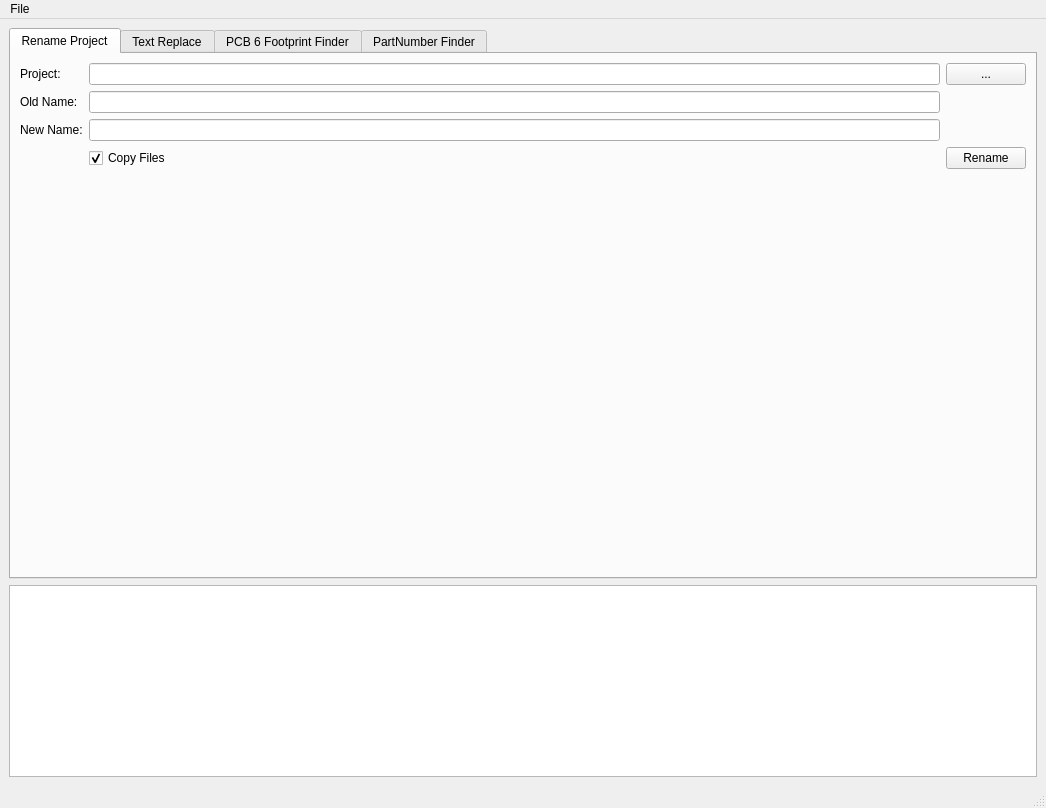
This is res/mainwindow.ui in computergeek1507/KicadHelper as Qt 5 draws it before an edit. The edited form follows.
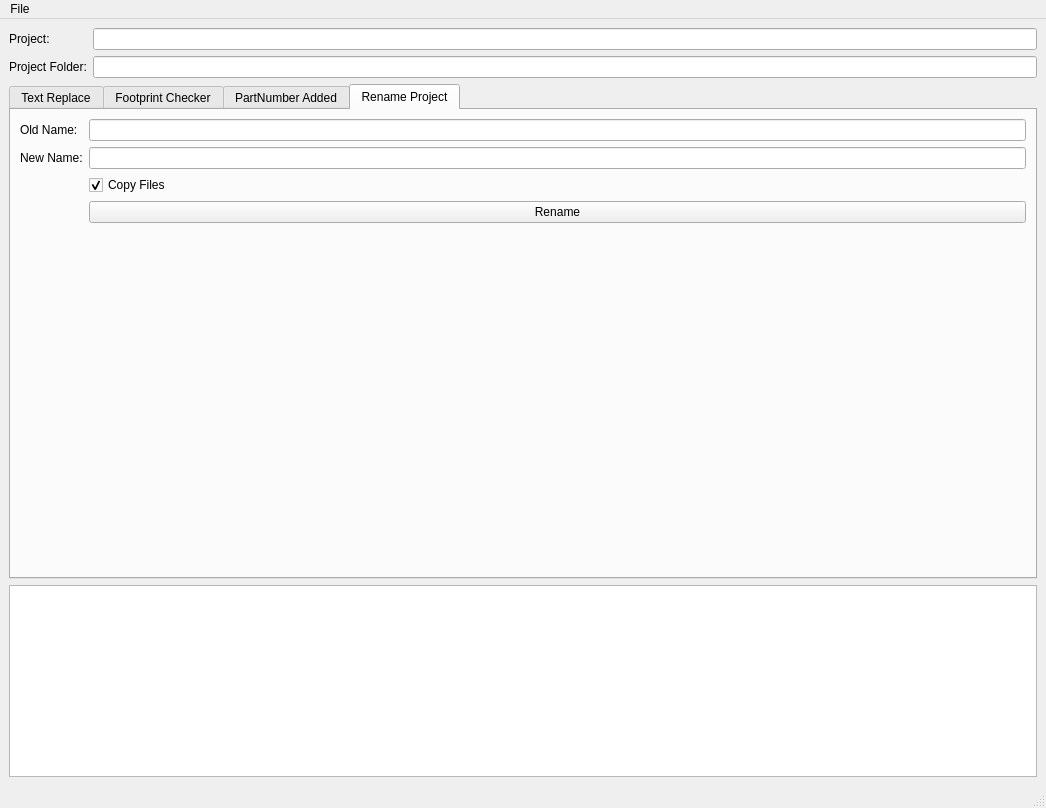
This is the edited form. The open tabs and pages were chosen to show the change. Icons and pictures are not drawn.

Commit message: Added Library Checker, Text replace works with multiple files, updated text replace parser to show lines being updated

```diff
--- a/res/mainwindow.ui
+++ b/res/mainwindow.ui
@@ -18,96 +18,44 @@
     <normaloff>:/KicadHelper/kicad.png</normaloff>:/KicadHelper/kicad.png</iconset>
   </property>
   <widget class="QWidget" name="centralwidget">
-   <layout class="QGridLayout" name="gridLayout">
-    <item row="1" column="0">
-     <widget class="QListWidget" name="lwLogs">
-      <property name="sizePolicy">
-       <sizepolicy hsizetype="Expanding" vsizetype="Minimum">
-        <horstretch>0</horstretch>
-        <verstretch>0</verstretch>
-       </sizepolicy>
-      </property>
-     </widget>
+   <layout class="QVBoxLayout" name="verticalLayout">
+    <item>
+     <layout class="QGridLayout" name="gridLayout">
+      <item row="1" column="0">
+       <widget class="QLabel" name="label_3">
+        <property name="text">
+         <string>Project Folder:</string>
+        </property>
+       </widget>
+      </item>
+      <item row="0" column="1">
+       <widget class="QLineEdit" name="leProject">
+        <property name="readOnly">
+         <bool>true</bool>
+        </property>
+       </widget>
+      </item>
+      <item row="1" column="1">
+       <widget class="QLineEdit" name="leProjectFolder">
+        <property name="readOnly">
+         <bool>true</bool>
+        </property>
+       </widget>
+      </item>
+      <item row="0" column="0">
+       <widget class="QLabel" name="label">
+        <property name="text">
+         <string>Project:</string>
+        </property>
+       </widget>
+      </item>
+     </layout>
     </item>
-    <item row="0" column="0">
+    <item>
      <widget class="QTabWidget" name="tabWidget">
       <property name="currentIndex">
        <number>3</number>
       </property>
-      <widget class="QWidget" name="tabRename">
-       <attribute name="title">
-        <string>Rename Project</string>
-       </attribute>
-       <layout class="QGridLayout" name="gridLayout_5">
-        <item row="3" column="1">
-         <widget class="QCheckBox" name="cbCopyFiles">
-          <property name="text">
-           <string>Copy Files</string>
-          </property>
-          <property name="checked">
-           <bool>true</bool>
-          </property>
-         </widget>
-        </item>
-        <item row="1" column="1">
-         <widget class="QLineEdit" name="leOldName"/>
-        </item>
-        <item row="2" column="0">
-         <widget class="QLabel" name="label_8">
-          <property name="text">
-           <string>New Name:</string>
-          </property>
-         </widget>
-        </item>
-        <item row="0" column="1">
-         <widget class="QLineEdit" name="leProject"/>
-        </item>
-        <item row="2" column="1">
-         <widget class="QLineEdit" name="leNewName"/>
-        </item>
-        <item row="3" column="3">
-         <widget class="QPushButton" name="pbRename">
-          <property name="text">
-           <string>Rename</string>
-          </property>
-         </widget>
-        </item>
-        <item row="0" column="0">
-         <widget class="QLabel" name="label_6">
-          <property name="text">
-           <string>Project:</string>
-          </property>
-         </widget>
-        </item>
-        <item row="1" column="0">
-         <widget class="QLabel" name="label_7">
-          <property name="text">
-           <string>Old Name:</string>
-          </property>
-         </widget>
-        </item>
-        <item row="4" column="3">
-         <spacer name="verticalSpacer_3">
-          <property name="orientation">
-           <enum>Qt::Vertical</enum>
-          </property>
-          <property name="sizeHint" stdset="0">
-           <size>
-            <width>20</width>
-            <height>40</height>
-           </size>
-          </property>
-         </spacer>
-        </item>
-        <item row="0" column="3">
-         <widget class="QPushButton" name="pbProject">
-          <property name="text">
-           <string>...</string>
-          </property>
-         </widget>
-        </item>
-       </layout>
-      </widget>
       <widget class="QWidget" name="tabReplace">
        <attribute name="title">
         <string>Text Replace</string>
@@ -178,7 +126,7 @@
       </widget>
       <widget class="QWidget" name="tabFootprint">
        <attribute name="title">
-        <string>PCB 6 Footprint Finder</string>
+        <string>Footprint Checker</string>
        </attribute>
        <layout class="QGridLayout" name="gridLayout_3">
         <item row="2" column="2">
@@ -188,31 +136,7 @@
           </property>
          </widget>
         </item>
-        <item row="0" column="1">
-         <widget class="QLineEdit" name="lePCB"/>
-        </item>
-        <item row="0" column="0">
-         <widget class="QLabel" name="label_3">
-          <property name="text">
-           <string>PCB:</string>
-          </property>
-         </widget>
-        </item>
-        <item row="0" column="2">
-         <widget class="QPushButton" name="pbFindPCB">
-          <property name="text">
-           <string>...</string>
-          </property>
-         </widget>
-        </item>
-        <item row="1" column="2">
-         <widget class="QPushButton" name="pbReloadLibraries">
-          <property name="text">
-           <string>Reload Libs</string>
-          </property>
-         </widget>
-        </item>
-        <item row="3" column="0" colspan="3">
+        <item row="3" column="0" colspan="2">
          <widget class="QTableWidget" name="twLibraries">
           <attribute name="horizontalHeaderStretchLastSection">
            <bool>true</bool>
@@ -244,48 +168,10 @@
       </widget>
       <widget class="QWidget" name="tabPartNumber">
        <attribute name="title">
-        <string>PartNumber Finder</string>
+        <string>PartNumber Added</string>
        </attribute>
        <layout class="QGridLayout" name="gridLayout_2">
         <item row="0" column="1">
-         <widget class="QLineEdit" name="leProjectFolder"/>
-        </item>
-        <item row="0" column="2">
-         <widget class="QPushButton" name="pbFindProjet">
-          <property name="text">
-           <string>...</string>
-          </property>
-         </widget>
-        </item>
-        <item row="0" column="0">
-         <widget class="QLabel" name="label">
-          <property name="text">
-           <string>Project Folder:</string>
-          </property>
-         </widget>
-        </item>
-        <item row="2" column="2">
-         <widget class="QPushButton" name="pbSetPartsInSch">
-          <property name="text">
-           <string>Set Part</string>
-          </property>
-         </widget>
-        </item>
-        <item row="1" column="0">
-         <widget class="QLabel" name="label_2">
-          <property name="text">
-           <string>Part Number CSV</string>
-          </property>
-         </widget>
-        </item>
-        <item row="1" column="2">
-         <widget class="QPushButton" name="pbImportParts">
-          <property name="text">
-           <string>Import Parts</string>
-          </property>
-         </widget>
-        </item>
-        <item row="1" column="1">
          <widget class="QLineEdit" name="lePartsCSV"/>
         </item>
         <item row="3" column="0" colspan="3">
@@ -328,6 +214,73 @@
         </item>
        </layout>
       </widget>
+      <widget class="QWidget" name="tabRename">
+       <attribute name="title">
+        <string>Rename Project</string>
+       </attribute>
+       <layout class="QGridLayout" name="gridLayout_5">
+        <item row="3" column="1">
+         <widget class="QPushButton" name="pbRename">
+          <property name="text">
+           <string>Rename</string>
+          </property>
+         </widget>
+        </item>
+        <item row="2" column="1">
+         <widget class="QCheckBox" name="cbCopyFiles">
+          <property name="text">
+           <string>Copy Files</string>
+          </property>
+          <property name="checked">
+           <bool>true</bool>
+          </property>
+         </widget>
+        </item>
+        <item row="0" column="0">
+         <widget class="QLabel" name="label_7">
+          <property name="text">
+           <string>Old Name:</string>
+          </property>
+         </widget>
+        </item>
+        <item row="0" column="1">
+         <widget class="QLineEdit" name="leOldName"/>
+        </item>
+        <item row="1" column="0">
+         <widget class="QLabel" name="label_8">
+          <property name="text">
+           <string>New Name:</string>
+          </property>
+         </widget>
+        </item>
+        <item row="4" column="1">
+         <spacer name="verticalSpacer">
+          <property name="orientation">
+           <enum>Qt::Vertical</enum>
+          </property>
+          <property name="sizeHint" stdset="0">
+           <size>
+            <width>20</width>
+            <height>40</height>
+           </size>
+          </property>
+         </spacer>
+        </item>
+        <item row="1" column="1">
+         <widget class="QLineEdit" name="leNewName"/>
+        </item>
+       </layout>
+      </widget>
+     </widget>
+    </item>
+    <item>
+     <widget class="QListWidget" name="lwLogs">
+      <property name="sizePolicy">
+       <sizepolicy hsizetype="Expanding" vsizetype="Minimum">
+        <horstretch>0</horstretch>
+        <verstretch>0</verstretch>
+       </sizepolicy>
+      </property>
      </widget>
     </item>
    </layout>
```
Left out of the diff: 66 changed lines with no effect on the pictures. The commit also changes 8 other files.
